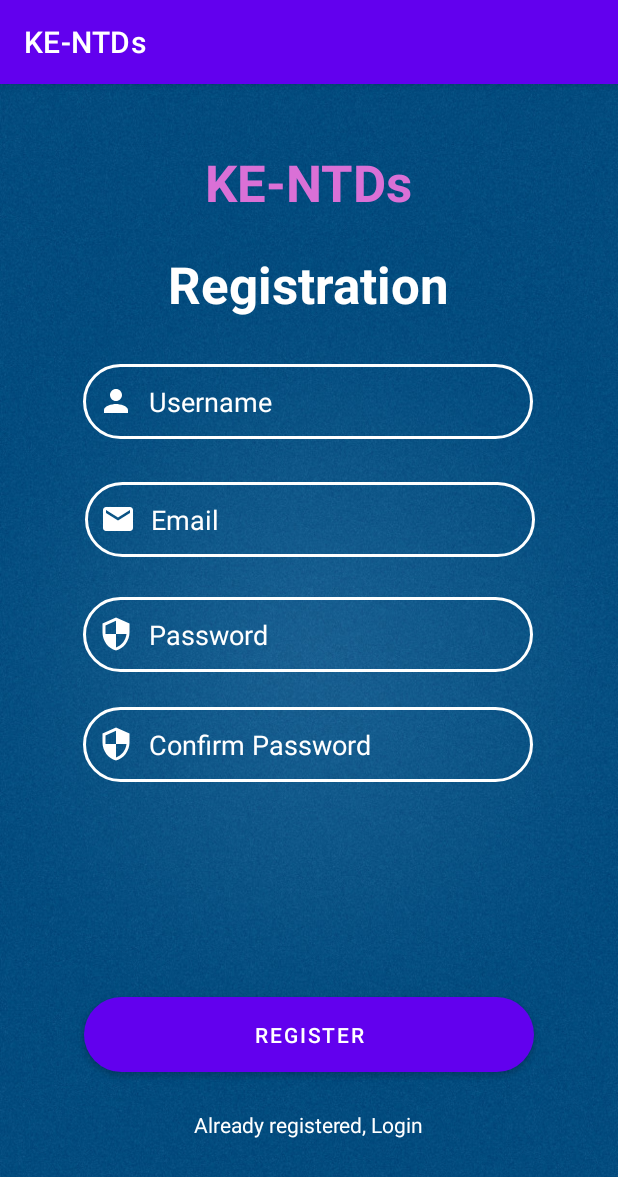
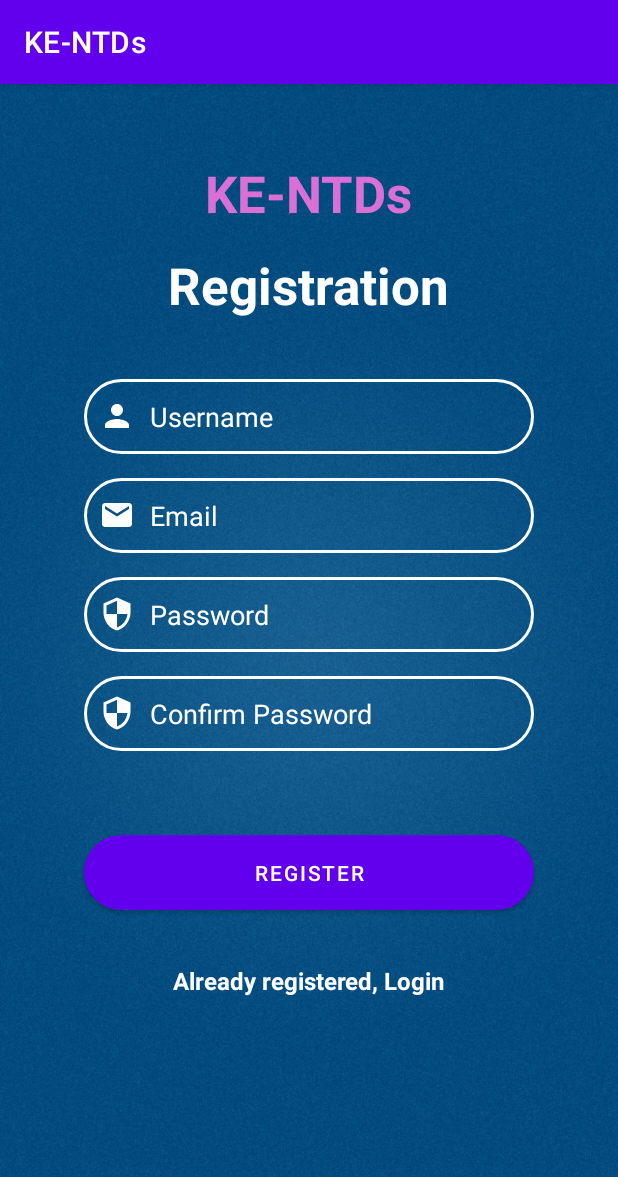
Before and after one commit to SSifa/KE-NTDs, an Android app: the RegisterActivity screen opened directly, with no data from a screen before it, on a phone screen of 412 x 824 dp. Shown: the top 1177 px of the screen. Run offline under Robolectric (Android 15) with nearby library versions, the phone set to English and light mode, and no system bars; our stand-ins replace Firebase (no records; nobody signed in at launch, a user with empty details on screens opened directly).

Commit message:
Project updates

```diff
--- a/app/src/main/res/layout/activity_register.xml
+++ b/app/src/main/res/layout/activity_register.xml
@@ -1,6 +1,5 @@
 <?xml version="1.0" encoding="utf-8"?>
-<androidx.constraintlayout.widget.ConstraintLayout xmlns:android="http://schemas.android.com/apk/res/android"
-    xmlns:app="http://schemas.android.com/apk/res-auto"
+<RelativeLayout xmlns:android="http://schemas.android.com/apk/res/android"
     xmlns:tools="http://schemas.android.com/tools"
     android:layout_width="match_parent"
     android:layout_height="match_parent"
@@ -11,30 +10,24 @@
         android:id="@+id/textView"
         android:layout_width="wrap_content"
         android:layout_height="wrap_content"
-        android:text="KE-NTDs"
+        android:text="@string/ke_ntds"
         android:textColor="@color/orchid"
         android:textSize="34sp"
         android:textStyle="bold"
-        app:layout_constraintBottom_toBottomOf="parent"
-        app:layout_constraintEnd_toEndOf="parent"
-        app:layout_constraintHorizontal_bias="0.5"
-        app:layout_constraintStart_toStartOf="parent"
-        app:layout_constraintTop_toTopOf="parent"
-        app:layout_constraintVertical_bias="0.059" />
+        android:layout_marginTop="50dp"
+        android:layout_centerHorizontal="true"/>
 
     <TextView
-        android:id="@+id/txtRegister"
+        android:id="@+id/txtLogin"
         android:layout_width="wrap_content"
         android:layout_height="wrap_content"
-        android:text="Registration"
+        android:text="@string/registration"
         android:textColor="@color/white"
         android:textSize="34sp"
         android:textStyle="bold"
-        app:layout_constraintBottom_toBottomOf="parent"
-        app:layout_constraintEnd_toEndOf="parent"
-        app:layout_constraintStart_toStartOf="parent"
-        app:layout_constraintTop_toBottomOf="@+id/textView"
-        app:layout_constraintVertical_bias="0.036" />
+        android:layout_marginTop="16dp"
+        android:layout_centerHorizontal="true"
+        android:layout_below="@+id/textView" />
 
     <EditText
         android:id="@+id/edtRegUsername"
@@ -44,7 +37,7 @@
         android:drawableStart="@drawable/ic_baseline_person_24"
         android:drawablePadding="10dp"
         android:ems="10"
-        android:hint="Username"
+        android:hint="@string/username"
         android:inputType="textPersonName"
         android:paddingLeft="10dp"
         android:paddingTop="10dp"
@@ -52,12 +45,10 @@
         android:paddingBottom="10dp"
         android:textColor="@color/white"
         android:textColorHint="@color/white"
-        app:layout_constraintBottom_toBottomOf="parent"
-        app:layout_constraintEnd_toEndOf="parent"
-        app:layout_constraintHorizontal_bias="0.495"
-        app:layout_constraintStart_toStartOf="parent"
-        app:layout_constraintTop_toBottomOf="@+id/txtRegister"
-        app:layout_constraintVertical_bias="0.055" />
+        android:layout_marginTop="40dp"
+        android:layout_below="@+id/txtLogin"
+        android:layout_centerHorizontal="true"
+        android:autofillHints="" />
 
     <EditText
         android:id="@+id/edtRegEmail"
@@ -67,21 +58,18 @@
         android:drawableStart="@drawable/ic_baseline_email_24"
         android:drawablePadding="10dp"
         android:ems="10"
-        android:hint="Email"
-        android:inputType="textPersonName"
+        android:hint="@string/email"
+        android:inputType="textEmailAddress"
         android:paddingLeft="10dp"
         android:paddingTop="10dp"
         android:paddingRight="10dp"
         android:paddingBottom="10dp"
         android:textColor="@color/white"
         android:textColorHint="@color/white"
-        app:layout_constraintBottom_toBottomOf="parent"
-        app:layout_constraintEnd_toEndOf="parent"
-        app:layout_constraintHorizontal_bias="0.504"
-        app:layout_constraintStart_toStartOf="parent"
-        app:layout_constraintTop_toBottomOf="@+id/edtRegUsername"
-        app:layout_constraintVertical_bias="0.059"
-        tools:ignore="TextFields" />
+        android:layout_marginTop="16dp"
+        android:layout_below="@+id/edtRegUsername"
+        android:layout_centerHorizontal="true"
+        android:autofillHints="" />
 
     <EditText
         android:id="@+id/edtRegPassword"
@@ -91,7 +79,7 @@
         android:drawableStart="@drawable/ic_baseline_security_24"
         android:drawablePadding="10dp"
         android:ems="10"
-        android:hint="Password"
+        android:hint="@string/password"
         android:inputType="textPassword"
         android:paddingLeft="10dp"
         android:paddingTop="10dp"
@@ -99,12 +87,10 @@
         android:paddingBottom="10dp"
         android:textColor="@color/white"
         android:textColorHint="@color/white"
-        app:layout_constraintBottom_toBottomOf="parent"
-        app:layout_constraintEnd_toEndOf="parent"
-        app:layout_constraintHorizontal_bias="0.495"
-        app:layout_constraintStart_toStartOf="parent"
-        app:layout_constraintTop_toBottomOf="@+id/edtRegEmail"
-        app:layout_constraintVertical_bias="0.067" />
+        android:layout_marginTop="16dp"
+        android:layout_below="@+id/edtRegEmail"
+        android:layout_centerHorizontal="true"
+        android:autofillHints="" />
 
     <EditText
         android:id="@+id/edtRegConfirmPassword"
@@ -114,7 +100,7 @@
         android:drawableStart="@drawable/ic_baseline_security_24"
         android:drawablePadding="10dp"
         android:ems="10"
-        android:hint="Confirm Password"
+        android:hint="@string/confirm_password"
         android:inputType="textPassword"
         android:paddingLeft="10dp"
         android:paddingTop="10dp"
@@ -122,38 +108,31 @@
         android:paddingBottom="10dp"
         android:textColor="@color/white"
         android:textColorHint="@color/white"
-        app:layout_constraintBottom_toBottomOf="parent"
-        app:layout_constraintEnd_toEndOf="parent"
-        app:layout_constraintHorizontal_bias="0.495"
-        app:layout_constraintStart_toStartOf="parent"
-        app:layout_constraintTop_toBottomOf="@+id/edtRegPassword"
-        app:layout_constraintVertical_bias="0.071" />
+        android:layout_marginTop="16dp"
+        android:layout_below="@+id/edtRegPassword"
+        android:layout_centerHorizontal="true"
+        android:autofillHints="" />
 
     <Button
         android:id="@+id/btnRegister"
         android:layout_width="300dp"
         android:layout_height="50dp"
-        android:layout_marginBottom="76dp"
         android:background="@drawable/btn_bg"
-        android:text="Register"
-        app:layout_constraintBottom_toBottomOf="parent"
-        app:layout_constraintEnd_toEndOf="parent"
-        app:layout_constraintHorizontal_bias="0.5"
-        app:layout_constraintStart_toStartOf="parent"
-        app:layout_constraintTop_toBottomOf="@+id/edtRegConfirmPassword"
-        app:layout_constraintVertical_bias="0.813" />
+        android:text="@string/register"
+        android:layout_marginTop="56dp"
+        android:layout_centerHorizontal="true"
+        android:layout_below="@+id/edtRegConfirmPassword"/>
 
     <TextView
         android:id="@+id/txtRegLogin"
         android:layout_width="wrap_content"
         android:layout_height="wrap_content"
-        android:text="Already registered, Login"
+        android:text="@string/already_registered_login"
         android:textColor="@color/white"
-        app:layout_constraintBottom_toBottomOf="parent"
-        app:layout_constraintEnd_toEndOf="parent"
-        app:layout_constraintHorizontal_bias="0.5"
-        app:layout_constraintStart_toStartOf="parent"
-        app:layout_constraintTop_toBottomOf="@+id/btnRegister"
-        app:layout_constraintVertical_bias="0.282" />
+        android:textSize="16sp"
+        android:textStyle="bold"
+        android:layout_marginTop="36dp"
+        android:layout_below="@+id/btnRegister"
+        android:layout_centerHorizontal="true"/>
 
-</androidx.constraintlayout.widget.ConstraintLayout>
+</RelativeLayout>
--- a/app/src/main/res/values/strings.xml
+++ b/app/src/main/res/values/strings.xml
@@ -1,3 +1,16 @@
 <resources>
     <string name="app_name">KE-NTDs</string>
+    <string name="ke_ntds">KE-NTDs</string>
+    <string name="login">Login</string>
+    <string name="username">Username</string>
+    <string name="password">Password</string>
+    <string name="new_use_register">New use, register</string>
+    <string name="registration">Registration</string>
+    <string name="email">Email</string>
+    <string name="confirm_password">Confirm Password</string>
+    <string name="register">Register</string>
+    <string name="already_registered_login">Already registered, Login</string>
+    <string name="cases">CASES</string>
+    <string name="report_case">REPORT CASE</string>
+    <string name="disease_mobility">disease mobility</string>
 </resources>
```
Also changed, not shown: app/build.gradle (+9 -6 lines), app/src/main/java/com/example/ke_ntds/CasesFragment.java (added, +20 -0 lines), app/src/main/java/com/example/ke_ntds/DiseaseMobility.java (+20 -0 lines), app/src/main/java/com/example/ke_ntds/ReportFragment.java (added, +19 -0 lines), app/src/main/java/com/example/ke_ntds/VPAdapter.java (added, +40 -0 lines), app/src/main/res/layout/activity_disease_mobility.xml (+27 -3 lines), app/src/main/res/layout/activity_doctors.xml (+33 -2 lines), app/src/main/res/layout/activity_main.xml (+39 -45 lines), app/src/main/res/layout/fragment_cases.xml (added, +17 -0 lines), app/src/main/res/layout/fragment_report.xml (added, +17 -0 lines).
